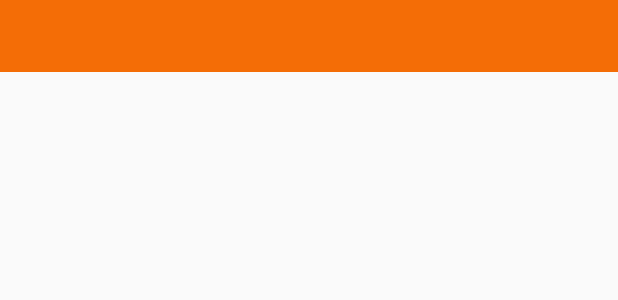
After one commit to mygzk/Simple, an Android app: the layout quest_item_img.xml on its own in the app's theme, with its tools: preview values and no code run, on a phone screen of 412 x 824 dp. The commit adds this screen. Shown: the top 300 px of the screen. Run offline under Robolectric (Android 15) with nearby library versions, the phone set to English and light mode, and no system bars.

Commit message:
recyleview 添加多种item布局

```diff
--- /dev/null
+++ b/app/src/main/res/layout/quest_item_img.xml
@@ -0,0 +1,11 @@
+<?xml version="1.0" encoding="utf-8"?>
+<android.support.constraint.ConstraintLayout xmlns:android="http://schemas.android.com/apk/res/android"
+    android:layout_width="match_parent"
+    android:layout_height="wrap_content">
+
+    <ImageView
+        android:layout_width="match_parent"
+        android:layout_height="48dp"
+        android:background="#fbf46b03" />
+
+</android.support.constraint.ConstraintLayout>
```
Also changed, not shown: app/src/main/java/com/example/simple/adapter/QuestAdapter.java (+49 -10 lines).
